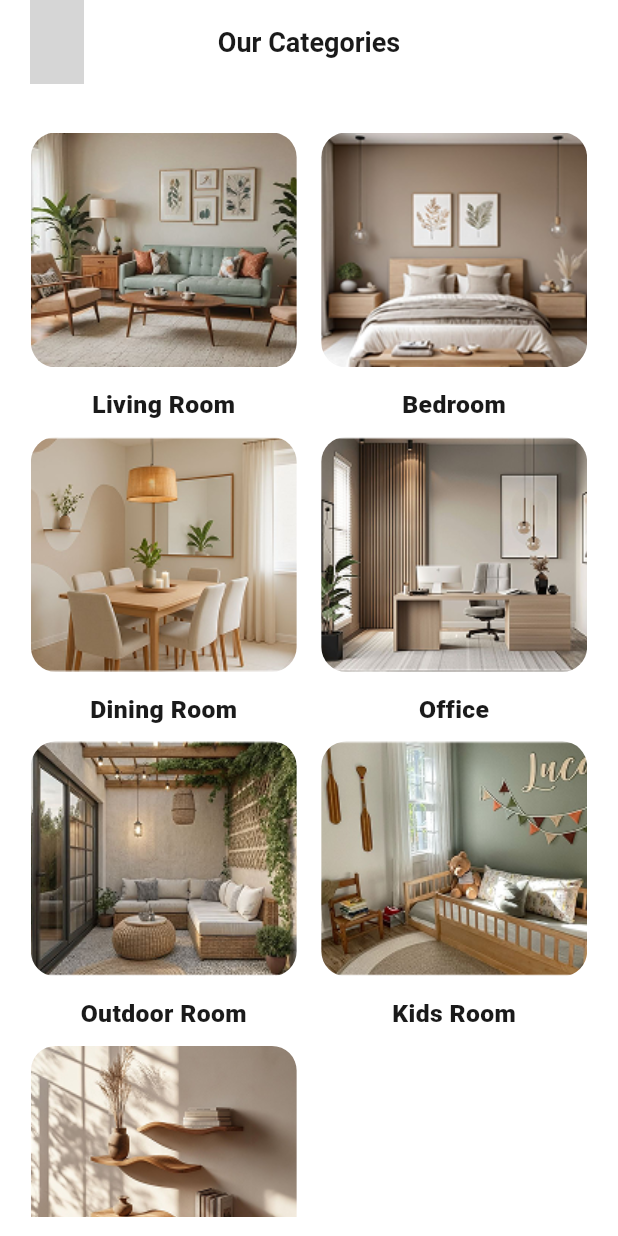
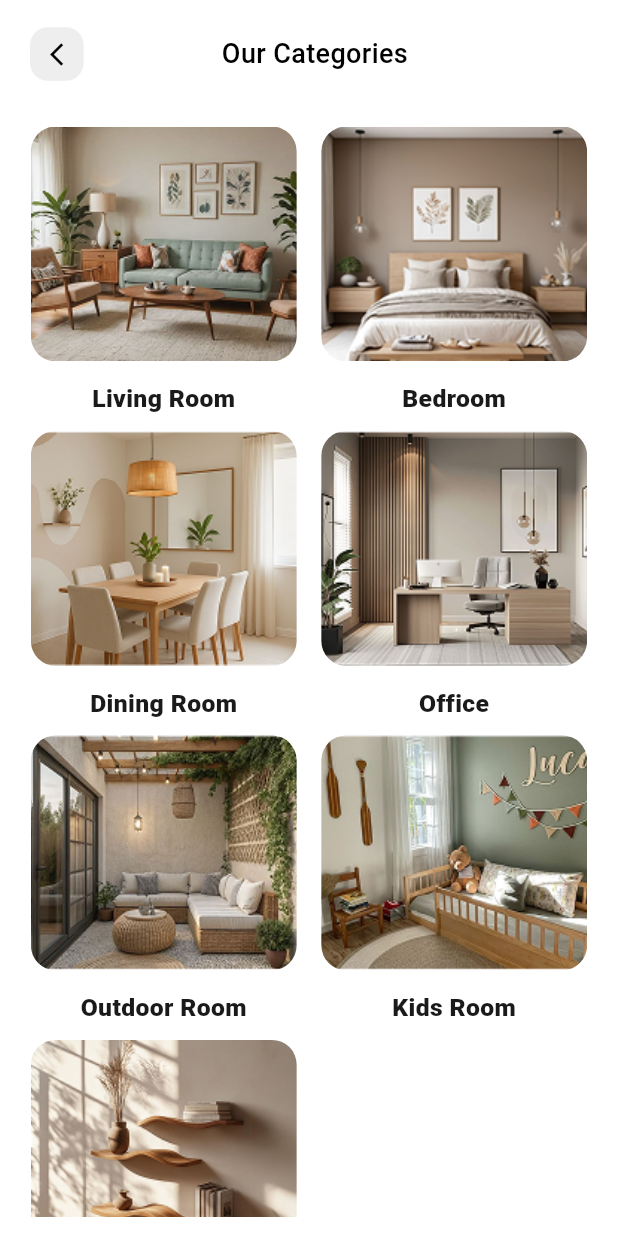
Before and after one commit to FarhaAhmed21/Decora, a Flutter app: the CategoriesScreen screen opened directly, on a phone screen of 412 x 824 dp. Run offline on Flutter 3.47's test engine with Material 3 defaults, Android fonts, the phone set to English and light mode, and no system bars; our stand-ins replace flutter_bloc, font_awesome_flutter, lottie; missing offline and left inert: flutter_image_overlap; Roboto replaces fonts that are missing (Montserratt); grey boxes are pictures that could not be loaded.

Commit message:
add h and w

```diff
--- a/lib/src/shared/components/appbar.dart
+++ b/lib/src/shared/components/appbar.dart
@@ -1,4 +1,3 @@
-import 'package:decora/src/shared/theme/app_colors.dart';
 import 'package:flutter/material.dart';
 
 class CustomAppBar extends StatelessWidget implements PreferredSizeWidget {
@@ -7,35 +6,28 @@ class CustomAppBar extends StatelessWidget implements PreferredSizeWidget {
   const CustomAppBar({super.key, required this.title});
 
   @override
-  Size get preferredSize => const Size.fromHeight(kToolbarHeight + 20);
-
-  @override
   Widget build(BuildContext context) {
-    return AppBar(
-      surfaceTintColor: Colors.transparent,
-      centerTitle: true,
-      backgroundColor: Colors.white,
-      title: Text(
-        title,
-        style: const TextStyle(
-          color: AppColors.mainText,
-          fontWeight: FontWeight.w600,
-          fontSize: 18,
-        ),
-      ),
-      leading: Padding(
+    return Container(
+      height: 72,
+      color: Colors.white,
+      child: Row(
+        children: [
+          Padding(
             padding: const EdgeInsets.only(left: 20),
-        child: Center(
             child: InkWell(
               borderRadius: BorderRadius.circular(12),
               onTap: () => Navigator.pop(context),
               child: Container(
-              height: 36,
-              width: 36,
-              padding: const EdgeInsets.all(8),
+                padding: const EdgeInsets.all(8.89),
                 decoration: BoxDecoration(
                   color: Colors.grey.shade200,
                   borderRadius: BorderRadius.circular(12),
+                ),
+                child: const Icon(
+                  Icons.arrow_back_ios_new,
+                  color: Colors.black,
+                  size: 18,
+                ),
               ),
             ),
           ),
@@ -53,10 +45,12 @@ class CustomAppBar extends StatelessWidget implements PreferredSizeWidget {
               ),
             ),
           ),
-        ),
+          const SizedBox(width: 48),
+        ],
       ),
     );
   }
+
   @override
   Size get preferredSize => const Size.fromHeight(72);
 }
--- a/lib/src/shared/components/custom_card.dart
+++ b/lib/src/shared/components/custom_card.dart
@@ -7,10 +7,7 @@ import 'package:flutter/material.dart';
 class CustomCard extends StatefulWidget {
   final String? offerPercentage;
 
-  const CustomCard({
-    super.key,
-    this.offerPercentage,
-  });
+  const CustomCard({super.key, this.offerPercentage});
 
   @override
   State<CustomCard> createState() => _CustomCardState();
@@ -21,8 +18,10 @@ class _CustomCardState extends State<CustomCard> {
 
   @override
   Widget build(BuildContext context) {
-
-    final bool hasOffer = widget.offerPercentage != null && widget.offerPercentage!.isNotEmpty;
+    final h = AppSize.height(context);
+    final w = AppSize.width(context);
+    final bool hasOffer =
+        widget.offerPercentage != null && widget.offerPercentage!.isNotEmpty;
 
     return Card(
       elevation: 0,
@@ -40,7 +39,6 @@ class _CustomCardState extends State<CustomCard> {
           children: [
             Stack(
               children: [
-
                 Container(
                   decoration: BoxDecoration(
                     borderRadius: BorderRadius.circular(w * 0.02),
@@ -57,7 +55,6 @@ class _CustomCardState extends State<CustomCard> {
                   ),
                 ),
 
-
                 if (hasOffer)
                   Positioned(
                     top: 10,
@@ -66,7 +63,10 @@ class _CustomCardState extends State<CustomCard> {
                       alignment: Alignment.center,
                       width: 72,
                       height: 22,
-                      padding: const EdgeInsets.symmetric(horizontal: 6, vertical: 4),
+                      padding: const EdgeInsets.symmetric(
+                        horizontal: 6,
+                        vertical: 4,
+                      ),
                       decoration: BoxDecoration(
                         color: AppColors.offerColor,
                         borderRadius: BorderRadius.circular(25),
@@ -81,8 +81,6 @@ class _CustomCardState extends State<CustomCard> {
                       ),
                     ),
                   ),
-
-
 
                 Positioned(
                   top: h * 0.015,
```
Lines whose indentation alone changed are shown as unchanged.
